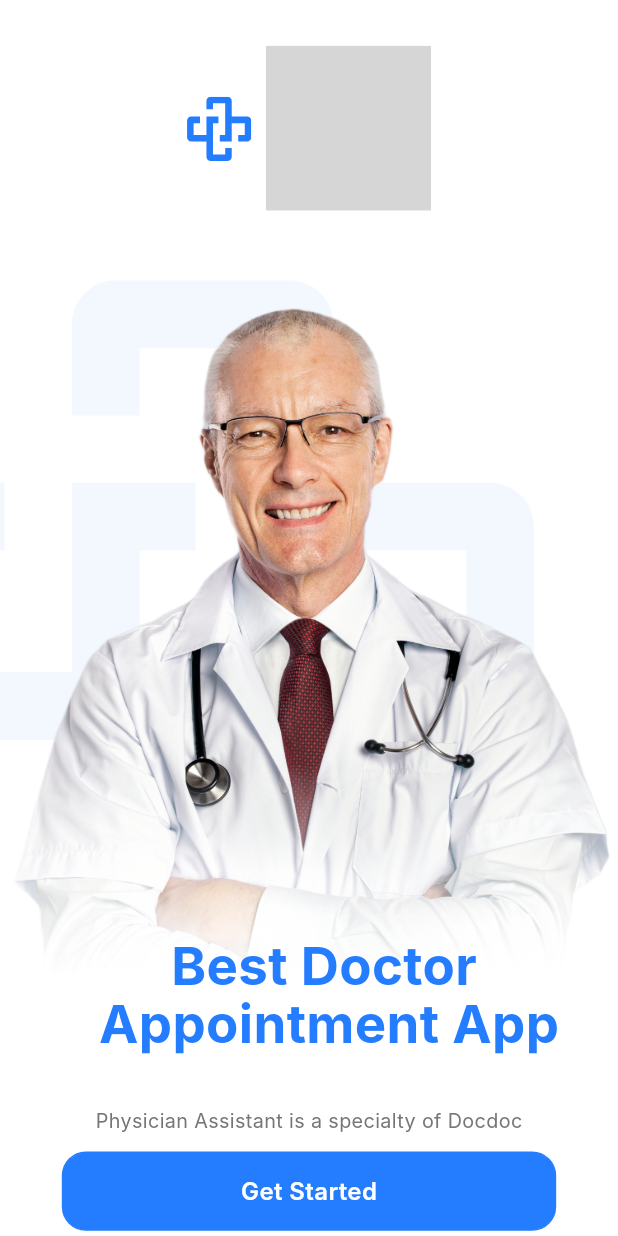
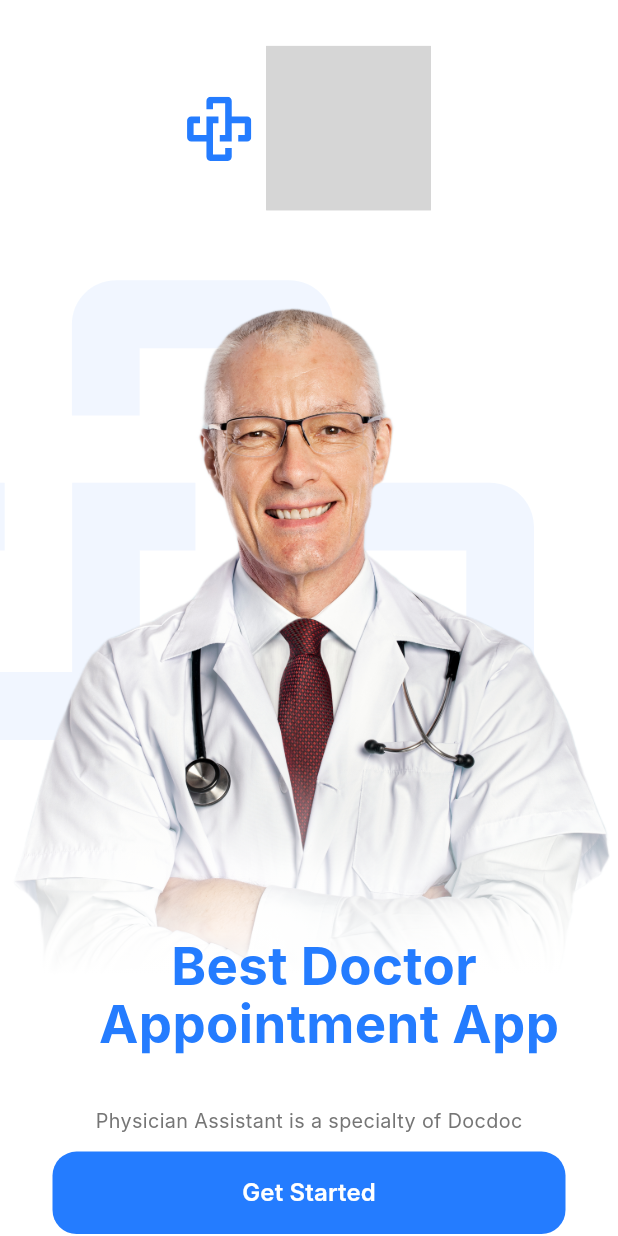
Before and after one commit to IbrahimElbazz/doc_app, a Flutter app: the screen it shows after launch, on a phone screen of 412 x 824 dp. Run offline on Flutter 3.47's test engine with Material 3 defaults, Android fonts, the phone set to English and light mode, and no system bars; our stand-ins replace flutter_screenutil, flutter_svg, google_fonts; Roboto replaces fonts that are missing (Inter); grey boxes are pictures that could not be loaded.

Commit message:
refactor mybutton

```diff
--- a/lib/Core/Widgets/mybutton.dart
+++ b/lib/Core/Widgets/mybutton.dart
@@ -1,7 +1,6 @@
 import 'package:docdoc/Core/Theming/colors.dart';
 import 'package:docdoc/Core/Theming/text_style.dart';
 import 'package:flutter/material.dart';
-import 'package:flutter_screenutil/flutter_screenutil.dart';
 
 class MyButton extends StatelessWidget {
   const MyButton({
@@ -14,27 +13,30 @@ class MyButton extends StatelessWidget {
 
   @override
   Widget build(BuildContext context) {
-    return GestureDetector(
-      onTap: onPressed,
-      child: Container(
-        width: 300.w,
-        height: 52.h,
-        padding: const EdgeInsets.symmetric(horizontal: 12, vertical: 14),
-        decoration: ShapeDecoration(
-          color: ColorsApp.blue,
-          shape: RoundedRectangleBorder(
-            side: BorderSide(width: 1, color: ColorsApp.blue),
-            borderRadius: BorderRadius.circular(16),
-          ),
+    // refactor code
+    return TextButton(
+      style: ButtonStyle(
+        backgroundColor: WidgetStateProperty.all(ColorsApp.blue),
+        tapTargetSize: MaterialTapTargetSize.shrinkWrap,
+        minimumSize: WidgetStateProperty.all(
+          const Size(double.infinity, 55),
         ),
-        child: Center(
-          child: Text(
-            text,
-            style: TextStyleApp.Button_Style,
+        shape: WidgetStateProperty.all(
+          RoundedRectangleBorder(
+            borderRadius: BorderRadius.circular(
+              16,
+            ),
           ),
         ),
       ),
+      onPressed: onPressed,
+      child: Text(
+        text,
+        style: TextStyleApp.Button_Style,
+      ),
     );
+
+    // code mo alaa :
     //  ElevatedButton(
     //   style: ButtonStyle(
     //       backgroundColor: WidgetStateProperty.all(ColorsApp.blue),
--- a/lib/Features/onBoarding/onBoadrding.dart
+++ b/lib/Features/onBoarding/onBoadrding.dart
@@ -35,12 +35,10 @@ class OnBoadrding extends StatelessWidget {
             height: 45.h,
           ),
           Stack(
+            //alignment: AlignmentDirectional.topCenter,
             children: [
-              Opacity(
-                opacity: 0.8,
-                child: SvgPicture.asset(
-                  'assets/svgs/Background_onBoarding_screen.svg',
-                ),
+              SvgPicture.asset(
+                'assets/svgs/Background_onBoarding_screen.svg',
               ),
               Container(
                 foregroundDecoration: BoxDecoration(
@@ -92,7 +90,7 @@ class OnBoadrding extends StatelessWidget {
           ),
           const Expanded(child: SizedBox()),
           Padding(
-            padding: const EdgeInsets.all(20.0),
+            padding: const EdgeInsets.symmetric(vertical: 20.0, horizontal: 35),
             child: MyButton(
               onPressed: () {
                 context.pushNamed('/register');
```
